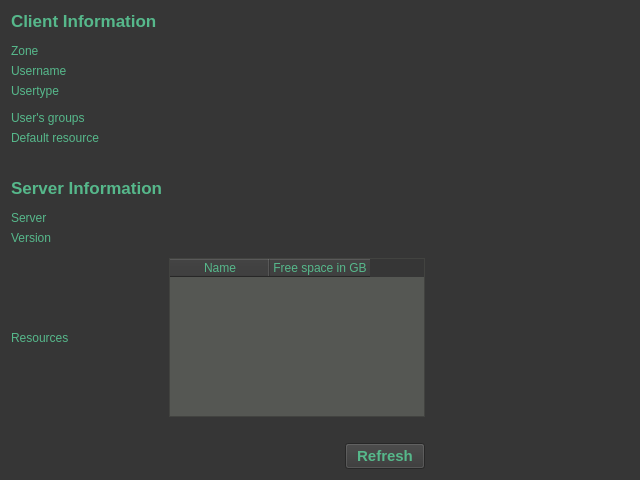
iBridges-for-iRODS/iBridges, file gui/ui-files/tabInfo.ui: the form before one commit.
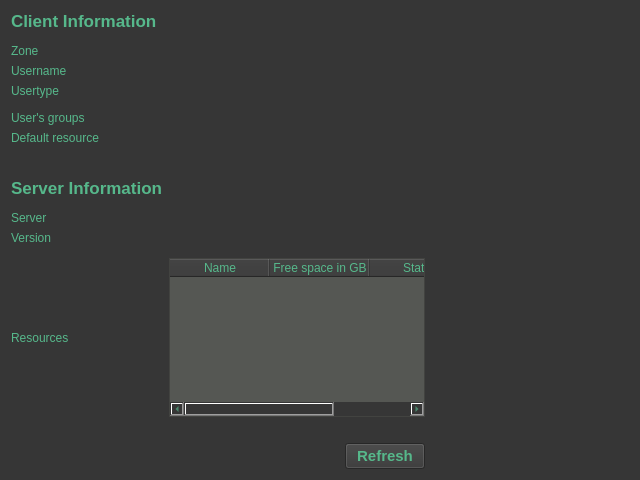
The form after the commit.

Commit message: Adding resource status to Info tab.

What changed in the file:
```diff
--- a/gui/ui-files/tabInfo.ui
+++ b/gui/ui-files/tabInfo.ui
@@ -283,6 +283,11 @@
          <string>Free space in GB</string>
         </property>
        </column>
+       <column>
+        <property name="text">
+         <string>Status</string>
+        </property>
+       </column>
       </widget>
      </item>
      <item row="8" column="0">
```
The commit also changes 1 other file.
